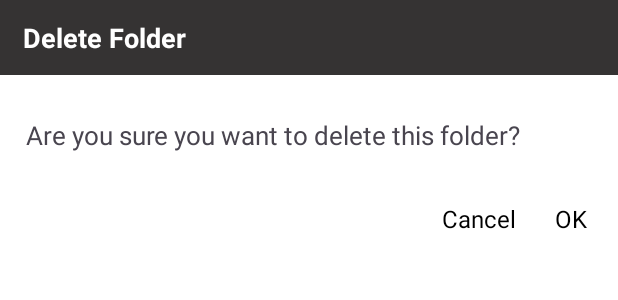
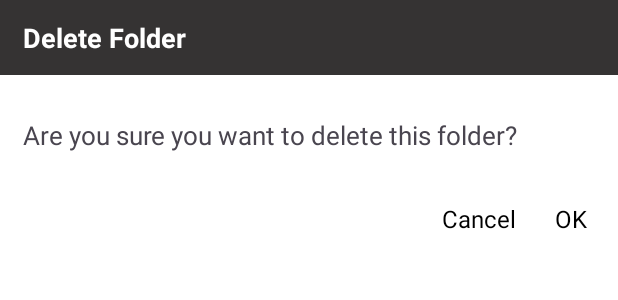
Before and after one commit to daengjun/SimpleNotePad, an Android app: the layout dialog_folder_delete.xml on its own in the app's theme, with its tools: preview values and no code run, on a phone screen of 412 x 824 dp. Shown: the top 300 px of the screen. Run offline under Robolectric (Android 15) with nearby library versions, the phone set to English and light mode, and no system bars.

Commit message:
다이어로그 패딩값 수정

```diff
--- a/app/src/main/java/com/simple/memo/ui/main/MainActivity.kt
+++ b/app/src/main/java/com/simple/memo/ui/main/MainActivity.kt
@@ -2,12 +2,8 @@ package com.simple.memo.ui.main
 
 import android.animation.ValueAnimator
 import android.content.Context
-import android.graphics.Color
 import android.os.Bundle
-import android.text.Html
-import android.text.InputType
 import android.util.Log
-import android.view.Gravity
 import android.view.KeyEvent
 import android.view.Menu
 import android.view.MenuItem
@@ -21,7 +17,6 @@ import android.widget.LinearLayout
 import android.widget.PopupMenu
 import android.widget.PopupWindow
 import android.widget.TextView
-import android.widget.Toast
 import androidx.appcompat.app.ActionBarDrawerToggle
 import androidx.appcompat.app.AlertDialog
 import androidx.appcompat.app.AppCompatActivity
--- a/app/src/main/res/layout/dialog_folder_delete.xml
+++ b/app/src/main/res/layout/dialog_folder_delete.xml
@@ -22,10 +22,11 @@
         android:id="@+id/et_folder_name"
         android:layout_width="match_parent"
         android:layout_height="wrap_content"
-            android:layout_marginStart="5dp"
-            android:layout_marginEnd="5dp"
         android:inputType="text"
-            android:padding="12dp"
+        android:paddingStart="15dp"
+        android:paddingTop="12dp"
+        android:paddingEnd="15dp"
+        android:paddingBottom="12dp"
         android:text="@string/dialog_delete_folder_message"
         android:textSize="17sp" />
 
```
Also changed, not shown: app/src/main/res/layout/dialog_delete.xml (+4 -3 lines), app/src/main/res/layout/dialog_exit.xml (+4 -3 lines), app/src/main/res/layout/dialog_multi_delete.xml (+4 -3 lines). Lines whose indentation alone changed are shown as unchanged.
